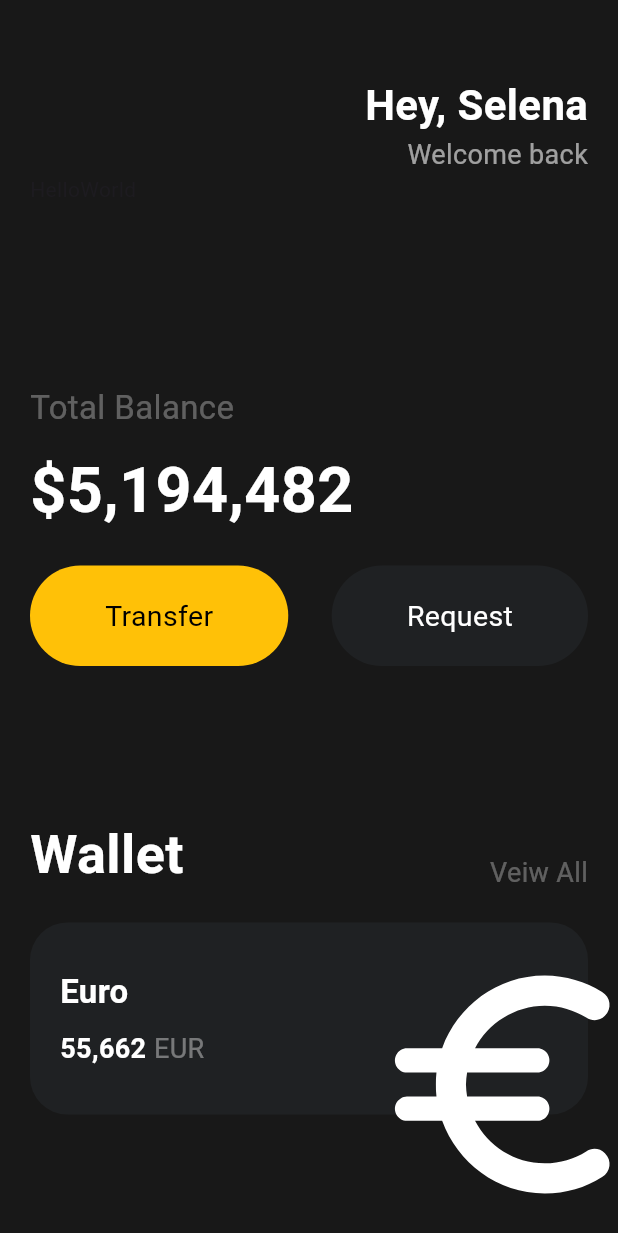
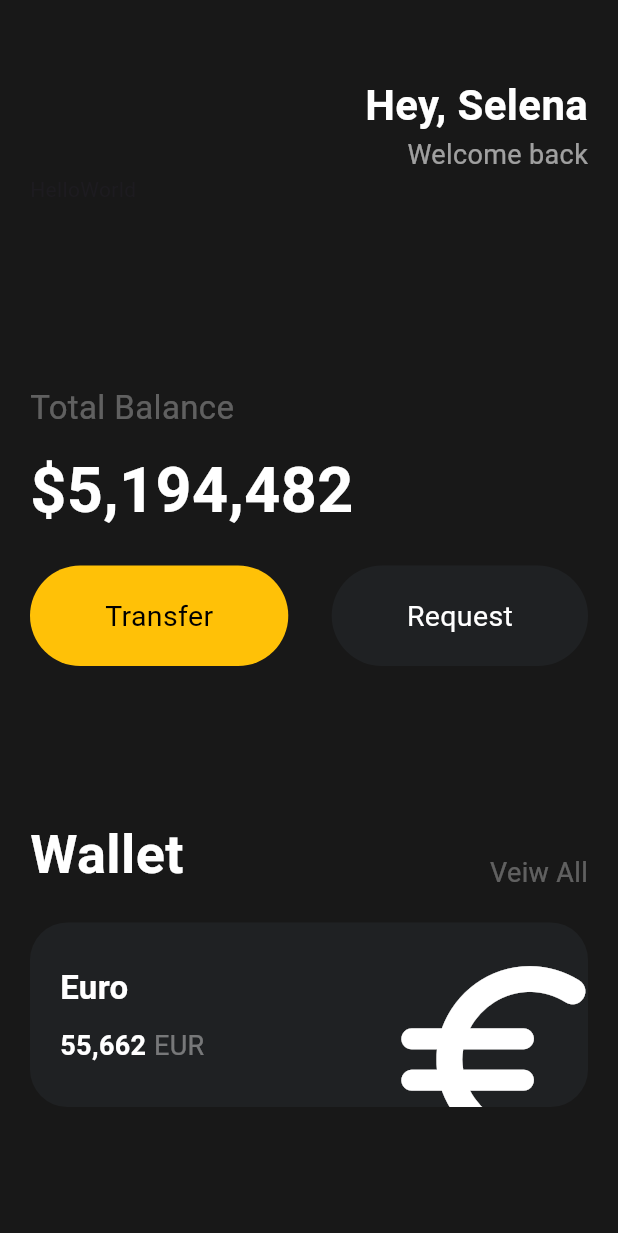
Before and after one commit to baesee/std-nomard-flutter-1, a Flutter app: the screen it shows after launch, on a phone screen of 412 x 824 dp. Shown: the top 1233 px of the screen. Run offline on Flutter 3.47's test engine with Material 3 defaults, Android fonts, the phone set to English and light mode, and no system bars.

Commit message:
fix : Container 벗어난 요소에 대한 제어

```diff
--- a/lib/main.dart
+++ b/lib/main.dart
@@ -108,6 +108,7 @@ class MyApp extends StatelessWidget {
               ),
               const SizedBox(height: 20),
               Container(
+                clipBehavior: Clip.hardEdge, // 컨테이너 영역을 벗어난 것에 대해 사라지게 만든다.
                 decoration: BoxDecoration(
                   color: const Color(0xFF1F2123),
                   borderRadius: BorderRadius.circular(25),
@@ -152,13 +153,13 @@ class MyApp extends StatelessWidget {
                         ],
                       ),
                       Transform.scale(
-                        scale: 2.2,
+                        scale: 2,
                         child: Transform.translate(
-                          offset: const Offset(5, 20),
+                          offset: const Offset(1, 15),
                           child: const Icon(
                             Icons.euro_rounded,
                             color: Colors.white,
-                            size: 88,
+                            size: 83,
                           ),
                         ),
                       ),
```
